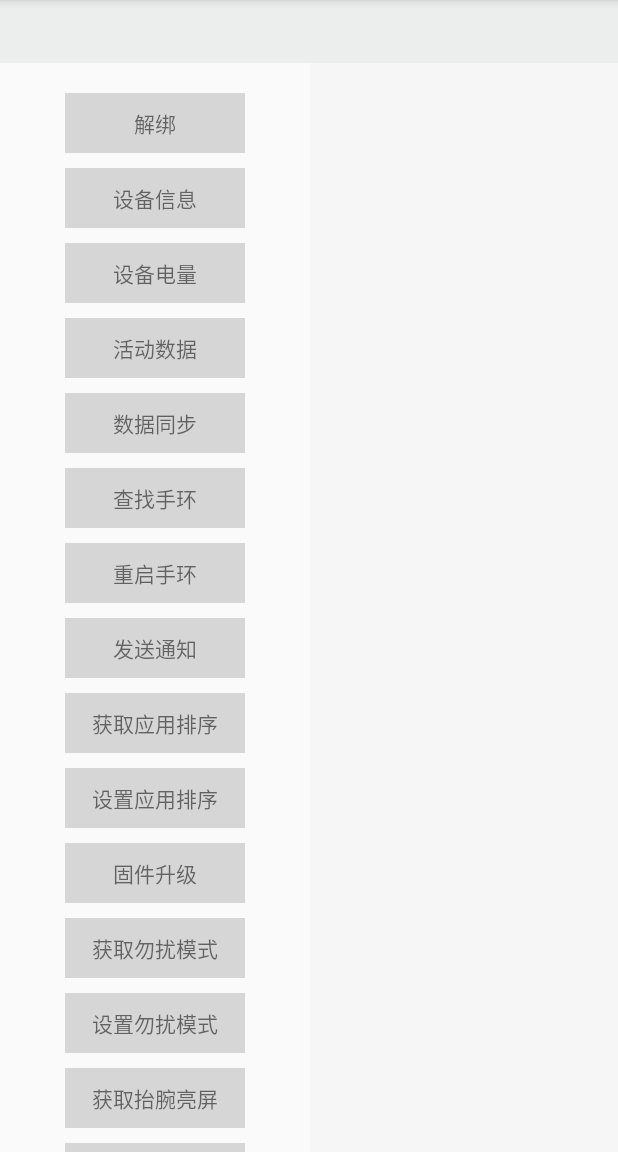
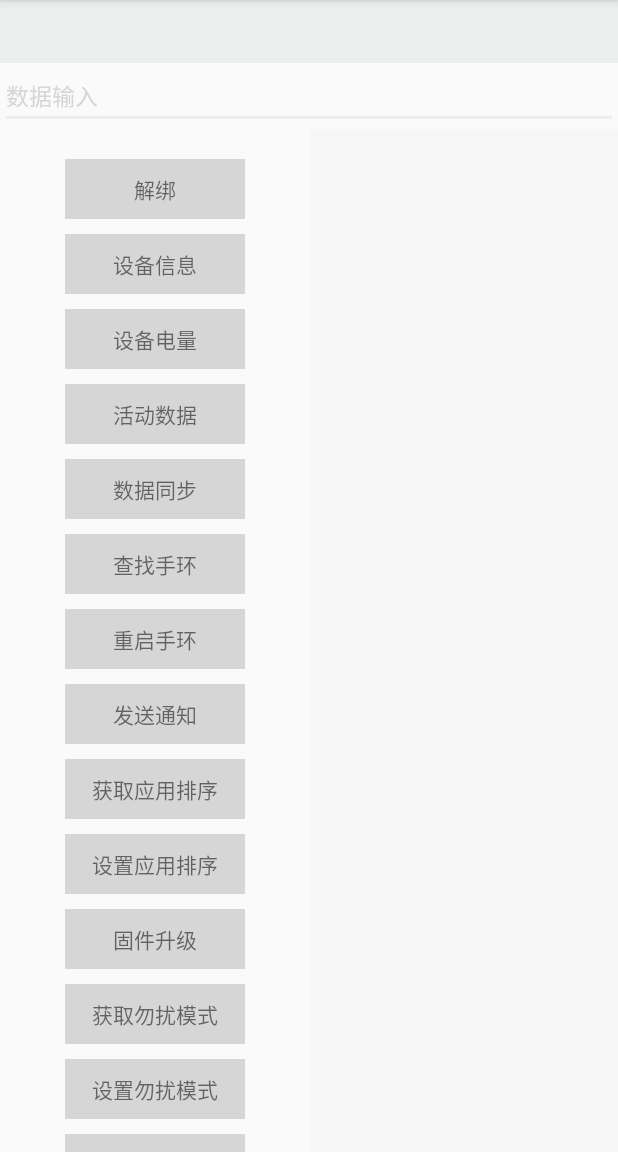
Before and after one commit to Greeyzyang/IDT, an Android app: the MainActivity screen opened directly, with no data from a screen before it, after a tap on "解绑", on a phone screen of 412 x 824 dp, the part 84-1236 px from its top. Run offline under Robolectric (Android 15) with nearby library versions, the phone set to English and light mode, and no system bars; our stand-ins replace ButterKnife; libraries missing offline, so code that uses them is left out: com.ryeex.band, com.ryeex.ble, com.yanzhenjie.permission; 7 statements that could not run were skipped.

Commit message:
增加写入数据入口与设置亮度示例

```diff
--- a/bandDemo/src/main/java/com/ryeex/sdkband/MainActivity.java
+++ b/bandDemo/src/main/java/com/ryeex/sdkband/MainActivity.java
@@ -10,7 +10,9 @@ import android.text.TextUtils;
 import android.text.format.DateUtils;
 import android.util.Log;
 import android.view.View;
+import android.widget.EditText;
 import android.widget.TextView;
+import android.widget.Toast;
 
 import androidx.annotation.NonNull;
 import androidx.appcompat.app.AppCompatActivity;
@@ -61,6 +63,9 @@ public class MainActivity extends AppCompatActivity {
     TextView tvConnectStatus;
     @BindView(R.id.tv_result)
     TextView tvResult;
+    @BindView(R.id.et_input)
+    EditText etInput;
+    String inPutStr;
 
     private final int MSG_REBOOT = 100;
 
@@ -182,6 +187,8 @@ public class MainActivity extends AppCompatActivity {
     })
     public void onClick(View v) {
         setTextResult("");
+        inPutStr = etInput.getText().toString();
+        Log.i(TAG, "inPutStr:" + inPutStr);
         switch (v.getId()) {
             case R.id.tv_unbind:
                 unbindDevice(v);
@@ -820,8 +827,20 @@ public class MainActivity extends AppCompatActivity {
     }
 
     private void setDeviceBrightness(View view) {
+        if (!inPutStr.equalsIgnoreCase("1") && !inPutStr.equalsIgnoreCase("2") && !inPutStr.equalsIgnoreCase("3")) {
+            Toast.makeText(this, "数据格式错", Toast.LENGTH_LONG).show();
+            return;
+        }
         view.setBackgroundColor(getResources().getColor(R.color.colorNormal));
-        DeviceManager.getInstance().getDevice().setDeviceBrightness(DeviceBrightness.MID, new AsyncBleCallback<Void, BleError>() {
+        DeviceBrightness deviceBrightness;
+        if (inPutStr.equalsIgnoreCase("1")) {
+            deviceBrightness = DeviceBrightness.LOW;
+        } else if (inPutStr.equalsIgnoreCase("2")) {
+            deviceBrightness = DeviceBrightness.MID;
+        } else {
+            deviceBrightness = DeviceBrightness.HIGH;
+        }
+        DeviceManager.getInstance().getDevice().setDeviceBrightness(deviceBrightness, new AsyncBleCallback<Void, BleError>() {
             @Override
             public void onSuccess(Void result) {
                 Log.i(TAG, "setDeviceBrightness onSuccess");
--- a/bandDemo/src/main/res/layout/activity_main.xml
+++ b/bandDemo/src/main/res/layout/activity_main.xml
@@ -19,6 +19,19 @@
         app:layout_constraintStart_toStartOf="parent"
         app:layout_constraintTop_toTopOf="parent" />
 
+    <EditText
+        android:id="@+id/et_input"
+        android:layout_width="match_parent"
+        android:layout_height="wrap_content"
+        android:hint="数据输入"
+        android:textColor="@color/colorBlack"
+        android:textColorHint="@color/colorNormal"
+        android:textSize="15sp"
+        app:layout_constraintEnd_toEndOf="parent"
+        app:layout_constraintStart_toStartOf="parent"
+        app:layout_constraintTop_toBottomOf="@+id/tv_connect_status" />
+
+
     <androidx.core.widget.NestedScrollView
         android:id="@+id/sv_main"
         android:layout_width="0dp"
@@ -26,7 +39,7 @@
         app:layout_constraintBottom_toBottomOf="parent"
         app:layout_constraintEnd_toStartOf="@+id/guideline"
         app:layout_constraintStart_toStartOf="parent"
-        app:layout_constraintTop_toBottomOf="@id/tv_connect_status">
+        app:layout_constraintTop_toBottomOf="@id/et_input">
 
         <LinearLayout
             android:layout_width="match_parent"
@@ -273,5 +286,5 @@
         app:layout_constraintBottom_toBottomOf="parent"
         app:layout_constraintEnd_toEndOf="parent"
         app:layout_constraintStart_toEndOf="@+id/sv_main"
-        app:layout_constraintTop_toBottomOf="@+id/tv_connect_status" />
+        app:layout_constraintTop_toBottomOf="@+id/et_input" />
 </androidx.constraintlayout.widget.ConstraintLayout>
--- a/bandDemo/src/main/res/values/colors.xml
+++ b/bandDemo/src/main/res/values/colors.xml
@@ -9,6 +9,7 @@
     <color name="colorRed">#FF5722</color>
     <color name="colorGray">#EBEBEB</color>
     <color name="colorBack">#F7F6F6</color>
+    <color name="colorBlack">#000000</color>
 
 
 </resources>
```
